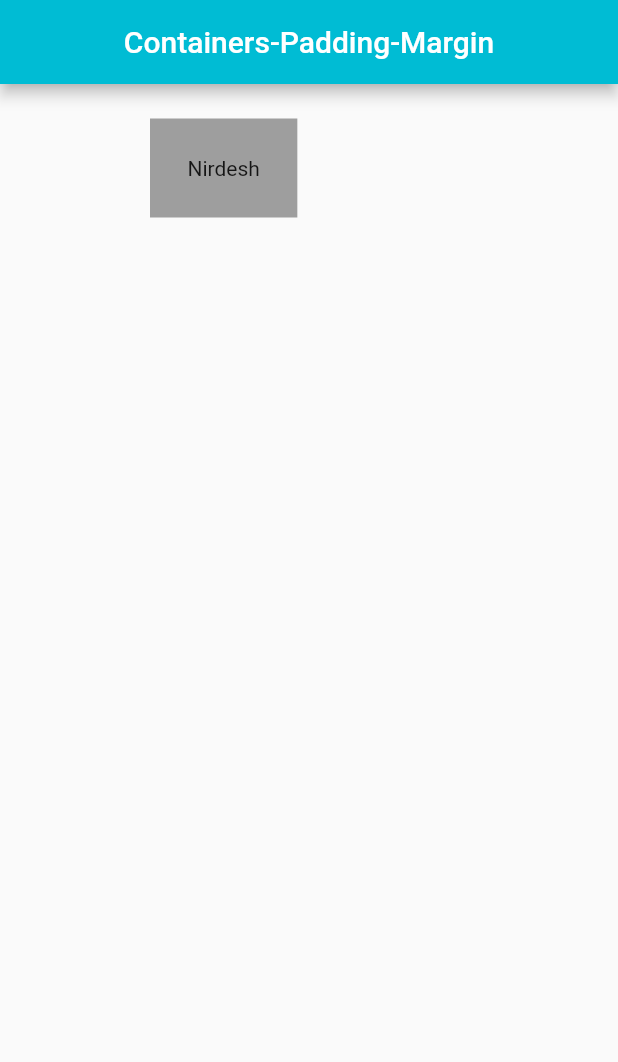
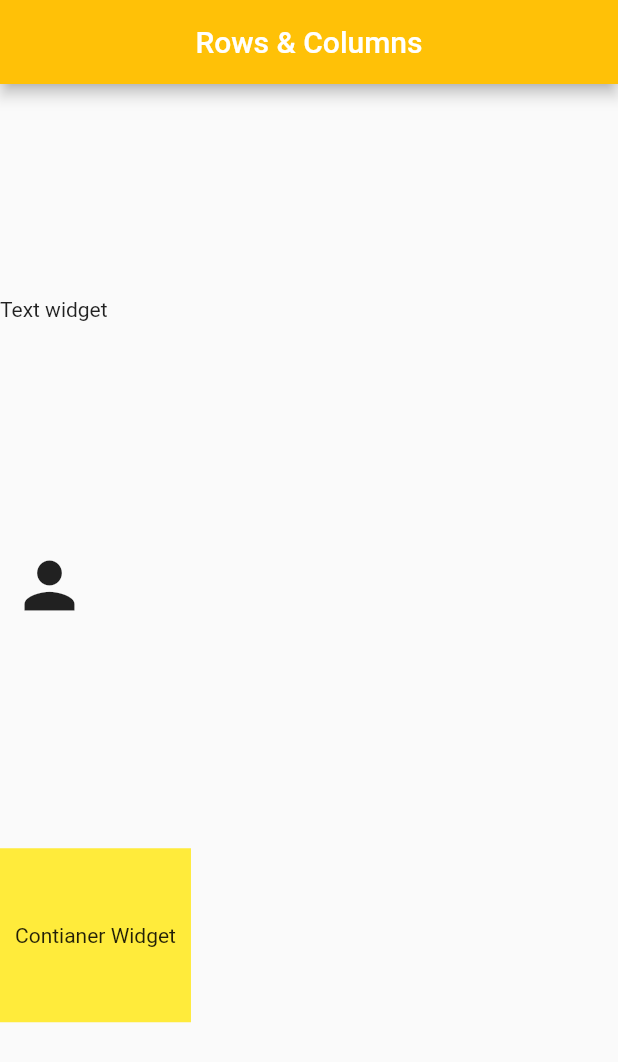
Before and after one commit to Nirdesh-Singh/first_day, a Flutter app: the screen it shows after launch, on a phone screen of 412 x 824 dp. Shown: the top 1062 px of the screen. Run offline on Flutter 3.47's test engine with Material 2 defaults, Android fonts, the phone set to English and light mode, and no system bars.

Commit message:
Lesson-6

```diff
--- /dev/null
+++ b/lib/columnWidget.dart
@@ -0,0 +1,41 @@
+import 'package:flutter/material.dart';
+import 'package:flutter/src/widgets/framework.dart';
+import 'package:flutter/src/widgets/placeholder.dart';
+
+class ColumnWidget extends StatefulWidget {
+  const ColumnWidget({super.key});
+
+  @override
+  State<ColumnWidget> createState() => _ColumnWidgetState();
+}
+
+class _ColumnWidgetState extends State<ColumnWidget> {
+  @override
+  Widget build(BuildContext context) {
+    return Scaffold(
+      appBar: AppBar(
+        title: const Text('Rows & Columns'),
+        centerTitle: true,
+        backgroundColor: Colors.amber,
+      ),
+      body: Column(
+        mainAxisAlignment: MainAxisAlignment.spaceEvenly,
+        crossAxisAlignment: CrossAxisAlignment.start,
+        children: [
+          const Text('Text widget'),
+          IconButton(
+            onPressed: () {},
+            icon: const Icon(Icons.person),
+            iconSize: 50.0,
+          ),
+          Container(
+            color: Colors.yellow,
+            padding:
+                const EdgeInsets.symmetric(horizontal: 10.0, vertical: 50.0),
+            child: const Text('Contianer Widget'),
+          )
+        ],
+      ),
+    );
+  }
+}
--- a/lib/containers_padding.dart
+++ /dev/null
@@ -1,22 +0,0 @@
-import 'package:flutter/material.dart';
-
-class ContainersPadding extends StatelessWidget {
-  const ContainersPadding({super.key});
-
-  @override
-  Widget build(BuildContext context) {
-    return Scaffold(
-      appBar: AppBar(
-        title: const Text('Containers-Padding-Margin'),
-        centerTitle: true,
-        backgroundColor: Colors.cyan,
-      ),
-      body: Container(
-        color: Colors.grey,
-        padding: const EdgeInsets.all(25.0),
-        margin: const EdgeInsets.symmetric(horizontal: 100.0, vertical: 23.0),
-        child: const Text('Nirdesh'),
-      ),
-    );
-  }
-}
--- a/lib/main.dart
+++ b/lib/main.dart
@@ -1,5 +1,6 @@
+import 'package:firstapp/columnWidget.dart';
+import 'package:firstapp/rowWidget.dart';
 import 'package:flutter/material.dart';
-import 'containers_padding.dart';
 
 void main() {
   runApp(const MyApp());
@@ -16,7 +17,7 @@ class MyApp extends StatelessWidget {
       theme: ThemeData(
         primarySwatch: Colors.blue,
       ),
-      home: const ContainersPadding(),
+      home: const ColumnWidget(),
     );
   }
 }
```
Also changed, not shown: lib/rowWidget.dart (added, +39 -0 lines).
